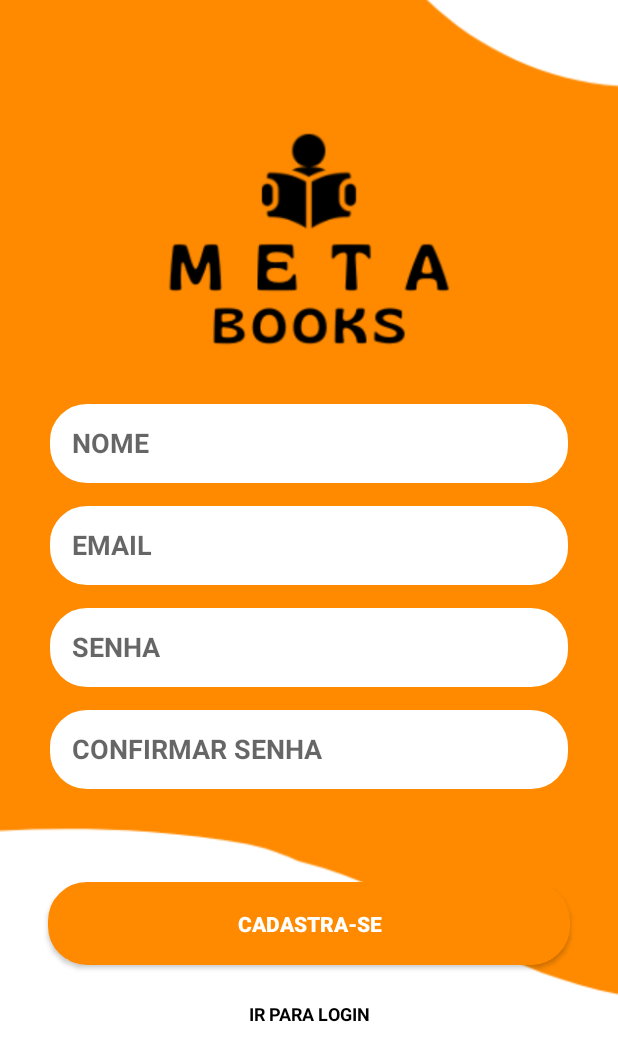
After one commit to adautopaessf/Nordestech, an Android app: the activity_cadastro screen opened directly, with no data from a screen before it, on a phone screen of 412 x 824 dp. The commit adds this screen. Shown: the top 1061 px of the screen. Run offline under Robolectric (Android 15) with nearby library versions, the phone set to English and light mode, and no system bars; 1 statement that could not run was skipped.

Commit message:
Telas de login, criação de novo usuário e recuperação de senha

```diff
--- a/app/src/main/java/com/example/hello_world/MainActivity.kt
+++ b/app/src/main/java/com/example/hello_world/MainActivity.kt
@@ -25,7 +25,7 @@ class MainActivity : AppCompatActivity() {
         }
         supportActionBar?.hide()
         Handler().postDelayed({
-            val intent = Intent(this@MainActivity, HomeActivity::class.java)
+            val intent = Intent(this@MainActivity, LoginActivity::class.java)
             startActivity(intent)
             finish()
         }, 3000)
--- /dev/null
+++ b/app/src/main/java/com/example/hello_world/activity_cadastro.kt
@@ -0,0 +1,20 @@
+package com.example.hello_world
+
+import android.os.Bundle
+import androidx.activity.enableEdgeToEdge
+import androidx.appcompat.app.AppCompatActivity
+import androidx.core.view.ViewCompat
+import androidx.core.view.WindowInsetsCompat
+
+class activity_cadastro : AppCompatActivity() {
+    override fun onCreate(savedInstanceState: Bundle?) {
+        super.onCreate(savedInstanceState)
+        enableEdgeToEdge()
+        setContentView(R.layout.activity_cadastro)
+        ViewCompat.setOnApplyWindowInsetsListener(findViewById(R.id.main)) { v, insets ->
+            val systemBars = insets.getInsets(WindowInsetsCompat.Type.systemBars())
+            v.setPadding(systemBars.left, systemBars.top, systemBars.right, systemBars.bottom)
+            insets
+        }
+    }
+}
--- /dev/null
+++ b/app/src/main/res/layout/activity_cadastro.xml
@@ -0,0 +1,122 @@
+<?xml version="1.0" encoding="utf-8"?>
+<androidx.constraintlayout.widget.ConstraintLayout xmlns:android="http://schemas.android.com/apk/res/android"
+    xmlns:app="http://schemas.android.com/apk/res-auto"
+    xmlns:tools="http://schemas.android.com/tools"
+    android:id="@+id/main"
+    android:layout_width="match_parent"
+    android:layout_height="match_parent"
+    tools:context=".activity_cadastro">
+
+    <ImageView
+        android:id="@+id/imageView4"
+        android:layout_width="412dp"
+        android:layout_height="730dp"
+        android:scaleType="centerCrop"
+        app:layout_constraintEnd_toEndOf="parent"
+        app:layout_constraintHorizontal_bias="1.0"
+        app:layout_constraintStart_toStartOf="parent"
+        app:layout_constraintTop_toTopOf="parent"
+        app:srcCompat="@drawable/mb_login" />
+
+    <EditText
+        android:id="@+id/etNome"
+        android:layout_width="0dp"
+        android:layout_height="55dp"
+        android:layout_marginStart="32dp"
+        android:layout_marginTop="268dp"
+        android:layout_marginEnd="32dp"
+        android:background="@drawable/caixatexto_fundo_branco"
+        android:ems="10"
+        android:hint="NOME"
+        android:inputType="text"
+        android:padding="16dp"
+        android:textStyle="bold"
+        app:layout_constraintEnd_toEndOf="parent"
+        app:layout_constraintHorizontal_bias="0.5"
+        app:layout_constraintStart_toStartOf="parent"
+        app:layout_constraintTop_toTopOf="@+id/imageView4" />
+
+    <EditText
+        android:id="@+id/etEmail"
+        android:layout_width="0dp"
+        android:layout_height="55dp"
+        android:layout_marginStart="32dp"
+        android:layout_marginTop="336dp"
+        android:layout_marginEnd="32dp"
+        android:background="@drawable/caixatexto_fundo_branco"
+        android:ems="10"
+        android:hint="EMAIL"
+        android:inputType="text"
+        android:padding="16dp"
+        android:textStyle="bold"
+        app:layout_constraintEnd_toEndOf="parent"
+        app:layout_constraintHorizontal_bias="0.0"
+        app:layout_constraintStart_toStartOf="parent"
+        app:layout_constraintTop_toTopOf="@+id/imageView4" />
+
+    <EditText
+        android:id="@+id/etSenha"
+        android:layout_width="0dp"
+        android:layout_height="55dp"
+        android:layout_marginStart="32dp"
+        android:layout_marginTop="404dp"
+        android:layout_marginEnd="32dp"
+        android:background="@drawable/caixatexto_fundo_branco"
+        android:ems="10"
+        android:hint="SENHA"
+        android:inputType="text"
+        android:padding="16dp"
+        android:textStyle="bold"
+        app:layout_constraintEnd_toEndOf="parent"
+        app:layout_constraintHorizontal_bias="0.0"
+        app:layout_constraintStart_toStartOf="parent"
+        app:layout_constraintTop_toTopOf="@+id/imageView4" />
+
+    <EditText
+        android:id="@+id/etConfirmarSenha"
+        android:layout_width="0dp"
+        android:layout_height="55dp"
+        android:layout_marginStart="32dp"
+        android:layout_marginTop="472dp"
+        android:layout_marginEnd="32dp"
+        android:background="@drawable/caixatexto_fundo_branco"
+        android:ems="10"
+        android:hint="CONFIRMAR SENHA"
+        android:inputType="text"
+        android:padding="16dp"
+        android:textStyle="bold"
+        app:layout_constraintEnd_toEndOf="parent"
+        app:layout_constraintHorizontal_bias="0.0"
+        app:layout_constraintStart_toStartOf="parent"
+        app:layout_constraintTop_toTopOf="@+id/imageView4" />
+
+    <androidx.appcompat.widget.AppCompatButton
+        android:id="@+id/buttonCadastrar"
+        android:layout_width="match_parent"
+        android:layout_height="55dp"
+        android:layout_marginStart="32dp"
+        android:layout_marginTop="588dp"
+        android:layout_marginEnd="32dp"
+        android:background="@drawable/caixatexto_fundo_orange"
+        android:text="Cadastra-se"
+        android:textColor="@color/white"
+        android:textStyle="bold"
+        app:layout_constraintEnd_toEndOf="parent"
+        app:layout_constraintHorizontal_bias="0.0"
+        app:layout_constraintStart_toStartOf="parent"
+        app:layout_constraintTop_toTopOf="@+id/imageView4" />
+
+    <TextView
+        android:id="@+id/textView5"
+        android:layout_width="wrap_content"
+        android:layout_height="wrap_content"
+        android:layout_marginTop="24dp"
+        android:text="IR PARA LOGIN"
+        android:textColor="@color/black"
+        android:textSize="12sp"
+        android:textStyle="bold"
+        app:layout_constraintEnd_toEndOf="parent"
+        app:layout_constraintStart_toStartOf="parent"
+        app:layout_constraintTop_toBottomOf="@+id/buttonCadastrar" />
+
+</androidx.constraintlayout.widget.ConstraintLayout>
```
Also changed, not shown: app/src/main/AndroidManifest.xml (+9 -0 lines), app/src/main/java/com/example/hello_world/activity_password_recover.kt (added, +20 -0 lines), app/src/main/java/com/example/hello_world/activity_verification.kt (added, +20 -0 lines), app/src/main/res/layout/activity_login.xml (+20 -4 lines), app/src/main/res/layout/activity_main.xml (+0 -8 lines), app/src/main/res/layout/activity_password_recover.xml (added, +81 -0 lines), app/src/main/res/layout/activity_verification.xml (added, +73 -0 lines), app/src/main/res/drawable/mb_password.png (added), app/src/main/res/drawable/verificacao.jpeg (added).
